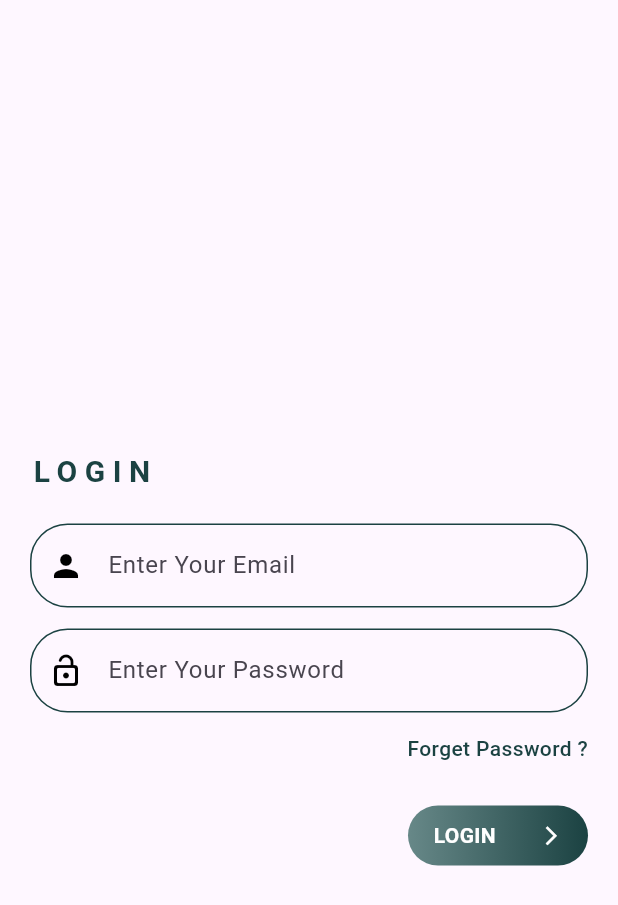
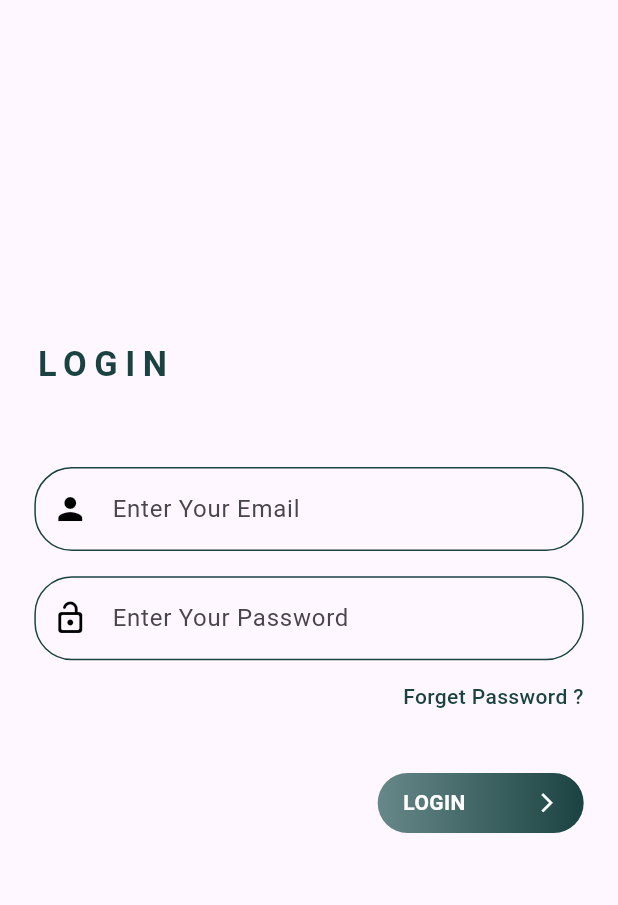
Before and after one commit to Hajermajdy/EraaSoft_DEVELOPER-JUNIOR-PLANNER, a Flutter app: the screen it shows after launch, after a tap on "LOGIN", on a phone screen of 412 x 824 dp. Shown: the top 905 px of the screen. Run offline on Flutter 3.47's test engine with Material 3 defaults, Android fonts, the phone set to English and light mode, and no system bars; our stand-ins replace auto_size_text, cloud_firestore, curved_navigation_bar, file_picker, firebase_auth, firebase_core and 6 more; missing offline and left inert: dart:ffi, open_app_file; accounts and stored records are empty.

Commit message:
responsive except home screen

```diff
--- a/lib/components/textformfield.dart
+++ b/lib/components/textformfield.dart
@@ -2,6 +2,7 @@
 
 import 'package:flutter/material.dart';
 import 'package:flutter_application_1/colors/colors_app.dart';
+import 'package:flutter_screenutil/flutter_screenutil.dart';
 
 // ignore: must_be_immutable
 class textFormField extends StatelessWidget {
@@ -16,8 +17,10 @@ class textFormField extends StatelessWidget {
 
   @override
   Widget build(BuildContext context) {
-    return Container(
-        margin: EdgeInsets.only(bottom: 14),
+    return GestureDetector(
+      onTap: () => FocusScope.of(context).unfocus(),
+      child: Container(
+        margin: EdgeInsets.only(bottom: 14.h),
         child: TextField(
           controller: texteditingController,
           decoration: InputDecoration(
@@ -30,6 +33,8 @@ class textFormField extends StatelessWidget {
                 borderRadius: BorderRadius.circular(25),
                 borderSide: BorderSide(color: Color(0xff739072), width: 1)),
           ),
-        ));
+        ),
+      ),
+    );
   }
 }
--- /dev/null
+++ b/lib/core/enums/device_type.dart
@@ -0,0 +1 @@
+enum DeviceType { Mobile, Desktop, Tablet }
--- a/lib/main.dart
+++ b/lib/main.dart
@@ -1,6 +1,7 @@
 // ignore_for_file: prefer_const_constructors
 
 import 'package:flutter/material.dart';
+import 'package:flutter_application_1/helper/cach_helper.dart';
 import 'package:flutter_application_1/src/app_root.dart';
 import 'package:firebase_core/firebase_core.dart';
 
@@ -19,5 +20,6 @@ main() async {
     ),
   );
 
+  sp_Helper.init();
   runApp(AppRoot());
 }
--- a/lib/screens/login_screen.dart
+++ b/lib/screens/login_screen.dart
@@ -6,6 +6,7 @@ import 'package:flutter_application_1/components/textformfield_password.dart';
 import 'package:flutter_application_1/regular%20expresion/validationEmail.dart';
 import 'package:flutter_application_1/screens/bottom_bar_screen.dart';
 import 'package:flutter_application_1/screens/forget_passord.dart';
+import 'package:flutter_screenutil/flutter_screenutil.dart';
 import 'package:fluttertoast/fluttertoast.dart';
 
 // ignore: must_be_immutable
@@ -16,22 +17,24 @@ class loginScreen extends StatelessWidget {
   @override
   Widget build(BuildContext context) {
     return Scaffold(
+      resizeToAvoidBottomInset: false,
       body: Column(children: [
         Stack(
           children: [
             Container(
-              margin: EdgeInsets.only(top: 300, left: 20, right: 20),
+              margin: EdgeInsets.only(top: 190.h, left: 20.w, right: 20.w),
               child: Column(
                 crossAxisAlignment: CrossAxisAlignment.start,
                 children: [
                   Text("LOGIN",
                       style: TextStyle(
-                          fontSize: 20,
-                          fontWeight: FontWeight.bold,
-                          color: ColorsApp.mainColor,
-                          letterSpacing: 5)),
+                        fontSize: 20.sp,
+                        fontWeight: FontWeight.bold,
+                        color: ColorsApp.mainColor,
+                        letterSpacing: 5,
+                      )),
                   SizedBox(
-                    height: 20,
+                    height: MediaQuery.of(context).size.height / 16,
                   ),
                   textFormField(
                     text: "Enter Your Email",
@@ -62,7 +65,7 @@ class loginScreen extends StatelessWidget {
                     ],
                   ),
                   SizedBox(
-                    height: 28,
+                    height: MediaQuery.of(context).size.height / 20,
                   ),
                   Row(
                     mainAxisAlignment: MainAxisAlignment.end,
@@ -76,7 +79,7 @@ class loginScreen extends StatelessWidget {
                             Fluttertoast.showToast(
                               msg: "Please Fill All Fields",
                               toastLength: Toast.LENGTH_LONG,
-                              fontSize: 15,
+                              fontSize: 15.sp,
                               backgroundColor: ColorsApp.bgColor,
                               textColor: ColorsApp.fontColor,
                             );
@@ -88,7 +91,7 @@ class loginScreen extends StatelessWidget {
                               Fluttertoast.showToast(
                                 msg: "Please Enter a valid email address ",
                                 toastLength: Toast.LENGTH_LONG,
-                                fontSize: 15,
+                                fontSize: 15.sp,
                                 backgroundColor: ColorsApp.bgColor,
                                 textColor: ColorsApp.fontColor,
                               );
@@ -109,7 +112,7 @@ class loginScreen extends StatelessWidget {
                                   Fluttertoast.showToast(
                                     msg: 'No user found for that email ... ',
                                     toastLength: Toast.LENGTH_LONG,
-                                    fontSize: 15,
+                                    fontSize: 15.sp,
                                     backgroundColor: ColorsApp.bgColor,
                                     textColor: ColorsApp.fontColor,
                                   );
@@ -118,7 +121,7 @@ class loginScreen extends StatelessWidget {
                                     msg:
                                         "Wrong password provided for that user \n\n Plaese Try Again",
                                     toastLength: Toast.LENGTH_LONG,
-                                    fontSize: 15,
+                                    fontSize: 15.sp,
                                     backgroundColor: ColorsApp.bgColor,
                                     textColor: ColorsApp.fontColor,
                                   );
@@ -131,7 +134,7 @@ class loginScreen extends StatelessWidget {
                           //end
                         },
                         child: Container(
-                          width: 120,
+                          width: 120.w,
                           padding: EdgeInsets.only(
                               left: 17, right: 17, top: 10, bottom: 10),
                           decoration: BoxDecoration(
--- a/lib/screens/main_screen.dart
+++ b/lib/screens/main_screen.dart
@@ -4,6 +4,7 @@ import 'package:flutter/material.dart';
 import 'package:flutter_application_1/colors/colors_app.dart';
 import 'package:flutter_application_1/screens/login_screen.dart';
 import 'package:flutter_application_1/screens/signup_screen.dart';
+import 'package:flutter_screenutil/flutter_screenutil.dart';
 
 class MainScreen extends StatelessWidget {
   const MainScreen({super.key});
@@ -13,27 +14,27 @@ class MainScreen extends StatelessWidget {
     return Scaffold(
       backgroundColor: ColorsApp.bgColor,
       body: Container(
-        margin: EdgeInsets.only(top: 70),
+        margin: EdgeInsets.only(top: 70.h),
         child: Column(
           children: [
             ClipRRect(
               borderRadius: BorderRadius.all(Radius.circular(20)),
-              child: Image.asset("assets/welcome avatar.jpg", width: 350),
+              child: Image.asset("assets/welcome avatar.jpg", width: 280.w),
             ),
             Container(
-              width: 400,
-              margin: EdgeInsets.only(top: 50),
+              width: 320.w,
+              margin: EdgeInsets.only(top: 50.h),
               child: Text(
                   "Your app helps you to find a roadmap to get started in tech and provides jobs to job seekers",
                   style: TextStyle(
                       color: ColorsApp.fontColor,
                       letterSpacing: 3,
-                      fontSize: 20,
+                      fontSize: 15.sp,
                       fontWeight: FontWeight.w500)),
             ),
             // Buttun
             Container(
-                margin: EdgeInsets.only(top: 120),
+                margin: EdgeInsets.only(top: 100.h),
                 child: Row(
                   mainAxisAlignment: MainAxisAlignment.spaceAround,
                   children: [
@@ -46,7 +47,7 @@ class MainScreen extends StatelessWidget {
                                 builder: (context) => loginScreen()));
                       },
                       child: Container(
-                          width: 130,
+                          width: 130.w,
                           padding: EdgeInsets.only(
                               left: 17, right: 17, top: 10, bottom: 10),
                           decoration: BoxDecoration(
@@ -58,7 +59,7 @@ class MainScreen extends StatelessWidget {
                             "LOGIN",
                             style: TextStyle(
                               letterSpacing: 3,
-                              fontSize: 15,
+                              fontSize: 15.sp,
                               fontWeight: FontWeight.w600,
                               color: ColorsApp.mainColor,
                             ),
@@ -74,7 +75,7 @@ class MainScreen extends StatelessWidget {
                                 builder: (context) => signupScreen()));
                       },
                       child: Container(
-                          width: 130,
+                          width: 130.w,
                           padding: EdgeInsets.only(
                               left: 17, right: 17, top: 10, bottom: 10),
                           decoration: BoxDecoration(
@@ -87,7 +88,7 @@ class MainScreen extends StatelessWidget {
                             "SIGNUP",
                             style: TextStyle(
                               letterSpacing: 3,
-                              fontSize: 15,
+                              fontSize: 15.sp,
                               fontWeight: FontWeight.w600,
                               color: Colors.white,
                             ),
--- a/lib/screens/splash_screen.dart
+++ b/lib/screens/splash_screen.dart
@@ -5,6 +5,7 @@ import 'package:flutter/material.dart';
 import 'package:flutter_application_1/colors/colors_app.dart';
 import 'package:flutter_application_1/screens/bottom_bar_screen.dart';
 import 'package:flutter_application_1/screens/main_screen.dart';
+import 'package:flutter_screenutil/flutter_screenutil.dart';
 import 'package:loading_animation_widget/loading_animation_widget.dart';
 
 class splashScreen extends StatefulWidget {
@@ -55,7 +56,7 @@ class _splashScreenState extends State<splashScreen> {
           mainAxisAlignment: MainAxisAlignment.center,
           children: [
             Container(
-              margin: EdgeInsets.only(top: 130, left: 170),
+              margin: EdgeInsets.only(top: 130.h, left: 130.w),
               child: ListTile(
                 leading: LoadingAnimationWidget.horizontalRotatingDots(
                   color: ColorsApp.fontColor,
--- a/lib/src/app_root.dart
+++ b/lib/src/app_root.dart
@@ -6,6 +6,7 @@ import 'package:firebase_auth/firebase_auth.dart';
 import 'package:flutter/material.dart';
 import 'package:flutter/services.dart';
 import 'package:flutter_application_1/screens/splash_screen.dart';
+import 'package:flutter_screenutil/flutter_screenutil.dart';
 
 class AppRoot extends StatefulWidget {
   const AppRoot({super.key});
@@ -73,12 +74,19 @@ class _AppRootState extends State<AppRoot> {
 
   @override
   Widget build(BuildContext context) {
+    return ScreenUtilInit(
+      designSize: const Size(360, 690),
+      minTextAdapt: true,
+      splitScreenMode: true,
+      builder: (_, child) {
         return MaterialApp(
           theme: ThemeData(),
           darkTheme: ThemeData.dark(),
           themeMode: _themeMode,
           home: splashScreen(),
           debugShowCheckedModeBanner: false,
+        );
+      },
     );
   }
 
--- a/pubspec.yaml
+++ b/pubspec.yaml
@@ -49,6 +49,7 @@ dependencies:
   file_picker: ^6.1.1
   firebase_storage: ^11.6.5
   shared_preferences: ^2.2.2
+  flutter_screenutil: ^5.9.0
 
   open_app_file: ^4.0.2
 
```
Also changed, not shown: lib/core/functions/get_device_type.dart (added, +23 -0 lines), lib/screens/home_Screen.dart (+30 -16 lines), lib/screens/jobs_screen.dart (+15 -13 lines), lib/screens/setting_user_screen.dart (+18 -16 lines), lib/screens/signup_screen.dart (+10 -4 lines), pubspec.lock, 1 other file. Lines whose indentation alone changed are shown as unchanged.
